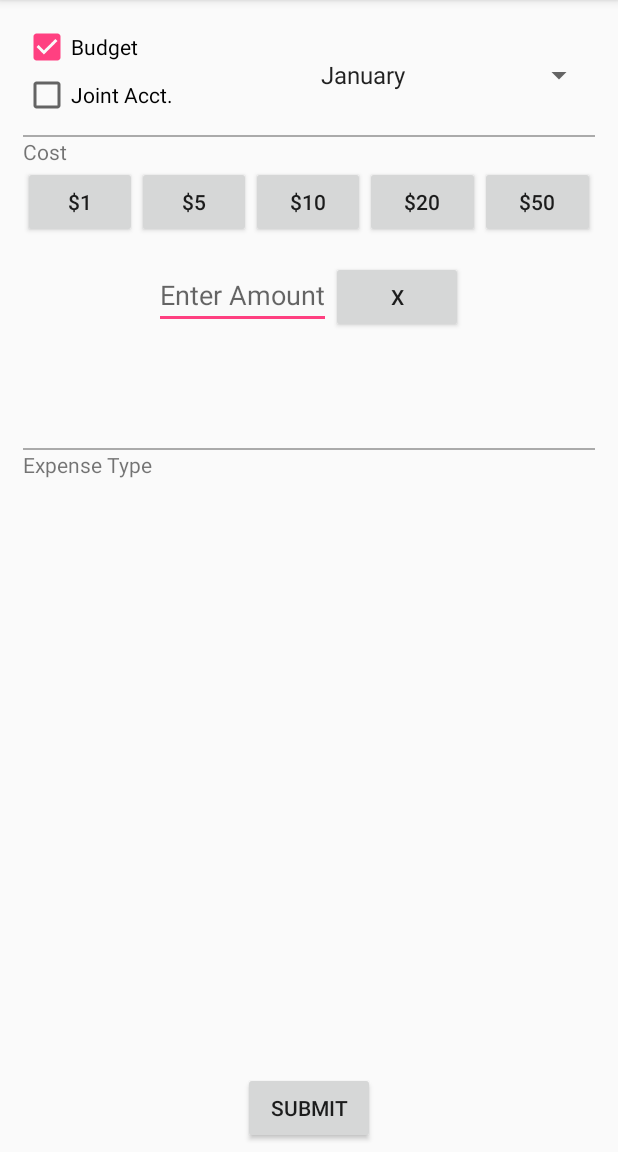
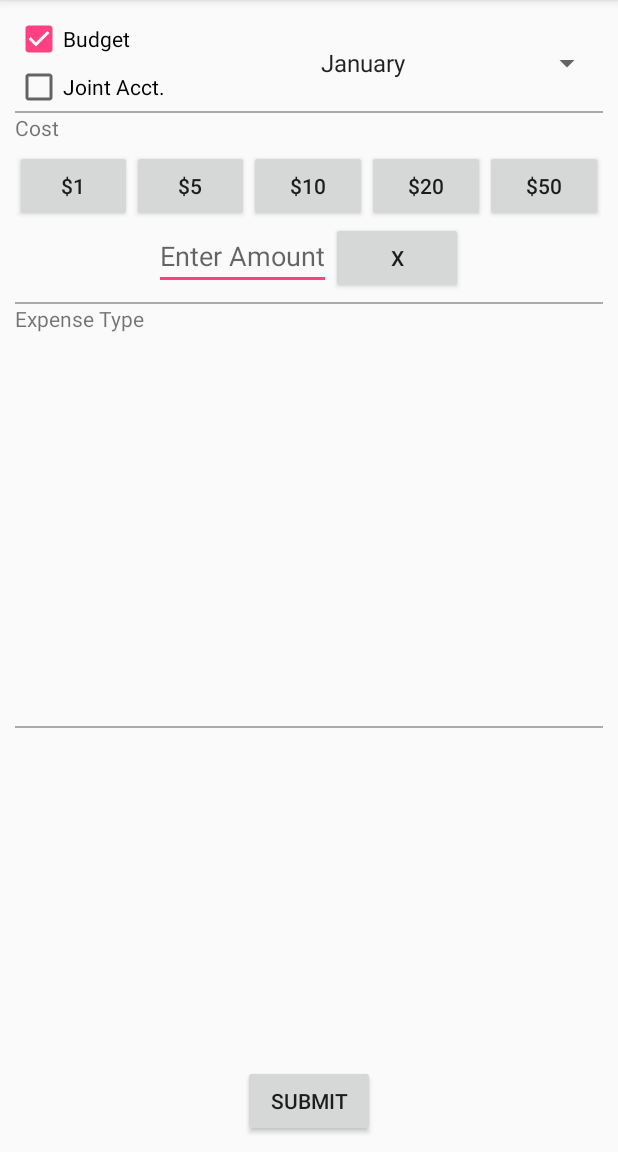
Before and after one commit to jill-irvin/PersonalBudgetApp, an Android app: the screen it shows after launch (MainActivity), on a phone screen of 412 x 824 dp, the part 84-1236 px from its top. Run offline under Robolectric (Android 15) with nearby library versions, the phone set to English and light mode, and no system bars.

Commit message:
updated layout

```diff
--- a/app/src/main/java/com/heads/android/budgetapp/MainActivity.java
+++ b/app/src/main/java/com/heads/android/budgetapp/MainActivity.java
@@ -79,7 +79,7 @@ public class MainActivity extends AppCompatActivity {
     private String[] CREDIT_LIST_BH = {"Joint to BH", "LH owes", "Mom owes", "Tom owes", "I owe LH", "I owe Mom", "I owe Tom", "BH to Joint"};
 
     //global arrays of string for credit sub radios BH
-    private String[] LHtoBH_BHLIST = {"Verizon", "Baby Shox", "Big Purchases", "Vacations", "Presents", "Misc", "Checks from LH"};
+    private String[] LHtoBH_BHLIST = {"Verizon", "Baby Shox", "BigPurchases", "Vacation", "Presents", "Misc", "Checks from LH"};
     private String[] MOMoBH_BHLIST = {"Verizon", "Presents", "Misc", "Checks from Mom"};
     private String[] TOMoBH_BHLIST = {"Verizon", "Presents", "Misc", "Checks from Tom"};
     private String[] BHtoMOMTOM_BHLIST = {"Presents", "Dinners", "Misc"};
@@ -87,8 +87,8 @@ public class MainActivity extends AppCompatActivity {
     //global arrays of string for credit sub radios LH
 
     //global arrays of string for credit sub radios combined
-    private String[] JOINTtoBHLH_LIST = {"Grocery", "Dinners/Drinks", "Entertainment", "Vacations", "Cats", "Presents", "Misc"};
-    private String[] BHtoLH_LHtoBH_LIST = {"Big Purchases", "Vacations", "Presents", "Misc"};
+    private String[] JOINTtoBHLH_LIST = {"Grocery", "Dinners/Drinks", "Entertainment", "Vacation", "Cats", "Presents", "Misc"};
+    private String[] BHtoLH_LHtoBH_LIST = {"BigPurchases", "Vacation", "Presents", "Misc"};
     private String[] BHLHtoJOINT_LIST = {"Misc"};
 
     //global tag names
@@ -501,7 +501,6 @@ public class MainActivity extends AppCompatActivity {
                 creditTypeLayout.addView(createRadioGroup(BHLHtoJOINT_LIST , this.tagNameSubExpense, creditTypeLayout));
                 break;
 
-
             default:
                 Log.e("addDynamicRadios", " invalid case");
         }
@@ -602,7 +601,8 @@ public class MainActivity extends AppCompatActivity {
         //temp.setOrientation(LinearLayout.VERTICAL);
         tempRadioGroup.setOrientation(LinearLayout.HORIZONTAL);
 
-        tempRadioGroup.setPadding(0, 15, 0, 15);
+        //left, top, right, bottom
+        tempRadioGroup.setPadding(0, 5, 0, 0);
 
         //create params for the radio button - width, height
         // LinearLayout.LayoutParams tempRadioParams = new LinearLayout.LayoutParams(LinearLayout.LayoutParams.WRAP_CONTENT, 0);
--- a/app/src/main/res/layout/activity_main.xml
+++ b/app/src/main/res/layout/activity_main.xml
@@ -6,23 +6,29 @@
     android:layout_width="match_parent"
     android:layout_height="match_parent"
     android:orientation="vertical"
-    android:paddingTop="15dp"
-    android:paddingLeft="15dp"
-    android:paddingRight="15dp"
-    android:paddingBottom="5dp">
+    android:padding="10dp"
+    >
+    <!--old padding parameters applied universally
+    android:paddingTop="10dp"
+    android:paddingLeft="10dp"
+    android:paddingRight="10dp"
+    android:paddingBottom="10dp"
+-->
 
     <!-- Type of Expense -->
     <LinearLayout
         android:layout_width="match_parent"
         android:layout_height="wrap_content"
-        android:paddingBottom="5dp"
-        android:orientation="horizontal">
+        android:paddingBottom="0dp"
+        android:orientation="horizontal"
+        android:padding="0dp"
+        >
 
         <LinearLayout
             android:layout_width="0dp"
             android:layout_weight="1"
             android:layout_height="wrap_content"
-            android:paddingBottom="5dp"
+            android:paddingBottom="0dp"
             android:orientation="vertical">
 
             <CheckBox
@@ -56,25 +62,29 @@
     <View
         android:layout_width="match_parent"
         android:layout_height="1dp"
+
         android:background="@android:color/darker_gray"></View>
 
     <!-- Cost -->
     <LinearLayout
         android:layout_width="match_parent"
-        android:layout_height="0dp"
-        android:layout_weight="1"
+        android:layout_height="wrap_content"
+
         android:orientation="vertical">
 
         <TextView
             android:layout_width="match_parent"
             android:layout_height="wrap_content"
+            android:paddingBottom="5dp"
             android:text="Cost" />
 
         <LinearLayout
             android:layout_width="match_parent"
             android:layout_height="wrap_content"
             android:orientation="horizontal"
-            android:paddingBottom="15dp">
+            android:paddingBottom="0dp"
+            android:paddingLeft="0dp"
+            android:paddingRight="0dp">
 
             <Button
                 android:id="@+id/buttonOnes"
@@ -122,7 +132,8 @@
             android:layout_width="wrap_content"
             android:layout_height="wrap_content"
             android:layout_gravity="center_horizontal"
-            android:orientation="horizontal">
+            android:orientation="horizontal"
+            android:paddingBottom="5dp">
 
             <EditText
                 android:id="@+id/textAmount"
@@ -147,7 +158,7 @@
     <LinearLayout
         android:layout_width="match_parent"
         android:layout_height="0dp"
-        android:layout_weight="2"
+        android:layout_weight="1"
         android:orientation="vertical">
 
         <View
@@ -166,7 +177,8 @@
             android:id="@+id/budgetTypeLayout"
             android:layout_width="match_parent"
             android:layout_height="wrap_content"
-            android:orientation="vertical">
+            android:orientation="vertical"
+            android:paddingBottom="10dp">
 
             <!-- No long need
             <RadioGroup
@@ -244,12 +256,16 @@
             </RadioGroup>
 -->
         </LinearLayout>
+        <View
+            android:layout_width="match_parent"
+            android:layout_height="1dp"
 
+            android:background="@android:color/darker_gray"></View>
         <LinearLayout
             android:id="@+id/creditTypeLayout"
             android:layout_width="match_parent"
             android:layout_height="wrap_content"
-
+            android:paddingTop="10dp"
             android:orientation="vertical">
         </LinearLayout>
 
```
